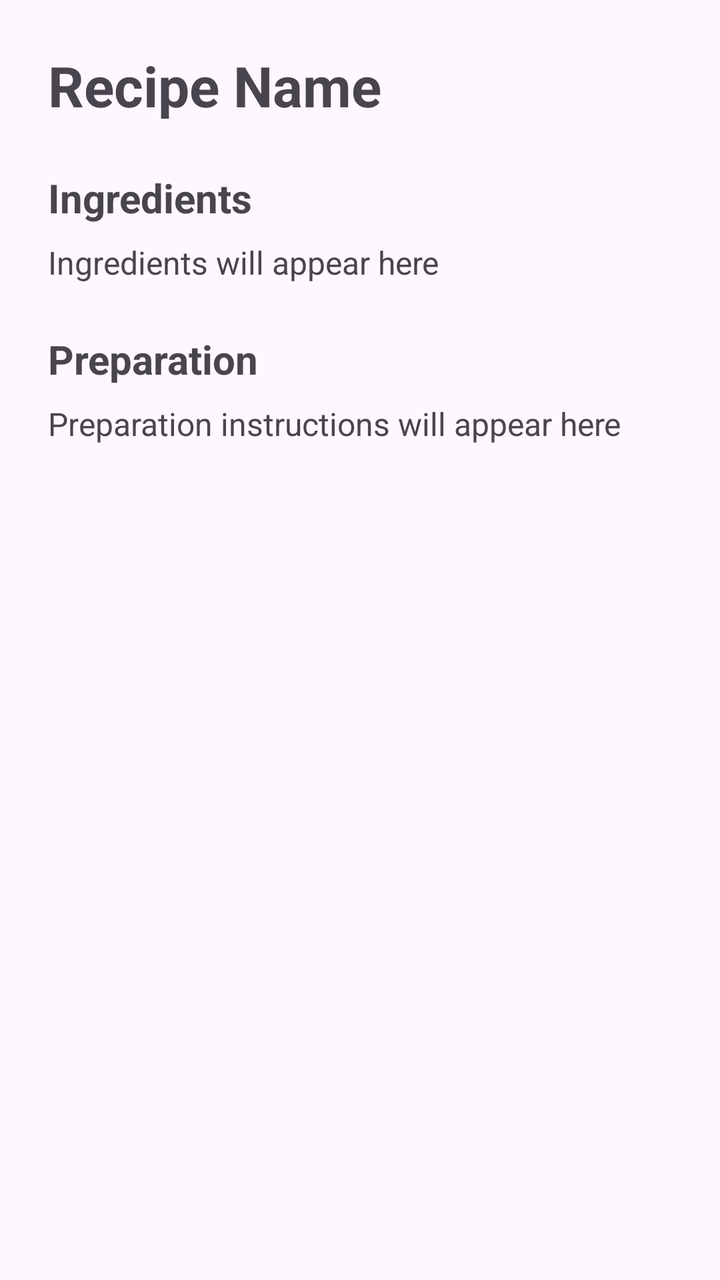
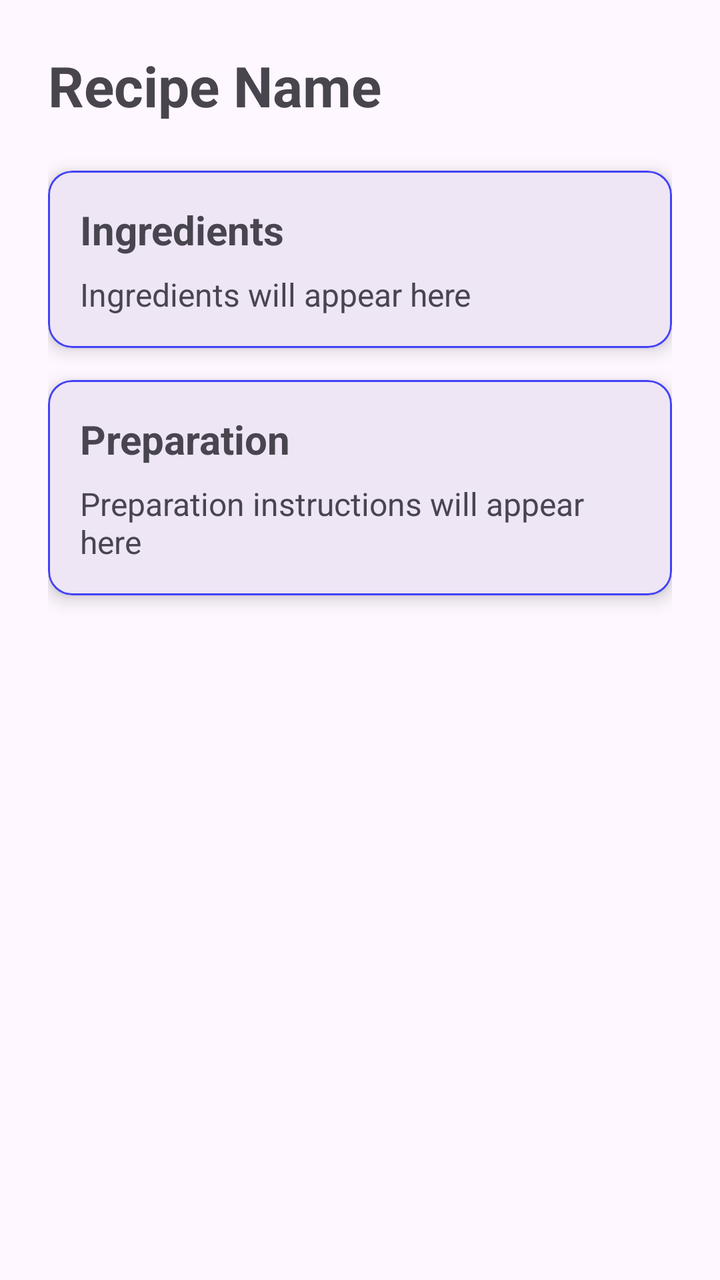

Screens rendered from an Android XML layout before and after an edit, with the pre-edit source and the edit as a unified diff.
<!-- AndroidManifest.xml: application theme Theme.SmartPantryManager -->
<!-- res/layout/activity_recipe_detail.xml -->
<?xml version="1.0" encoding="utf-8"?>
<ScrollView
    xmlns:android="http://schemas.android.com/apk/res/android"
    xmlns:tools="http://schemas.android.com/tools"
    xmlns:app="http://schemas.android.com/apk/res-auto"
    android:id="@+id/main"
    android:layout_width="match_parent"
    android:layout_height="match_parent"
    tools:context=".RecipeDetailActivity"
    android:fillViewport="true">

    <LinearLayout
        android:layout_width="match_parent"
        android:layout_height="wrap_content"
        android:orientation="vertical"
        android:padding="24dp">

        <TextView
            android:id="@+id/tvRecipeDetailName"
            android:layout_width="match_parent"
            android:layout_height="wrap_content"
            android:text="Recipe Name"
            android:textSize="28sp"
            android:textStyle="bold" />

        <TextView
            android:layout_width="match_parent"
            android:layout_height="wrap_content"
            android:layout_marginTop="24dp"
            android:text="Ingredients"
            android:textSize="20sp"
            android:textStyle="bold" />

        <TextView
            android:id="@+id/tvRecipeIngredients"
            android:layout_width="match_parent"
            android:layout_height="wrap_content"
            android:layout_marginTop="8dp"
            android:text="Ingredients will appear here"
            android:textSize="16sp" />

        <TextView
            android:layout_width="match_parent"
            android:layout_height="wrap_content"
            android:layout_marginTop="24dp"
            android:text="Preparation"
            android:textSize="20sp"
            android:textStyle="bold" />

        <TextView
            android:id="@+id/tvPreparationInstructions"
            android:layout_width="match_parent"
            android:layout_height="wrap_content"
            android:layout_marginTop="8dp"
            android:text="Preparation instructions will appear here"
            android:textSize="16sp" />

    </LinearLayout>

  </ScrollView>
<!-- resources referenced by this layout -->
<resources>
  <style name="Theme.SmartPantryManager" parent="Base.Theme.SmartPantryManager" />
  <style name="Base.Theme.SmartPantryManager" parent="Theme.Material3.DayNight.NoActionBar">
          
          
      </style>
</resources>

<!-- the commit's change to res/layout/activity_recipe_detail.xml (unified diff, before → after) -->
@@ -23,10 +23,25 @@
             android:textSize="28sp"
             android:textStyle="bold" />
 
+        <com.google.android.material.card.MaterialCardView
+            android:layout_width="match_parent"
+            android:layout_height="wrap_content"
+            android:layout_marginTop="24dp"
+            app:cardCornerRadius="12dp"
+            app:cardElevation="5dp"
+            app:strokeWidth="1dp"
+            app:strokeColor="#4242F5" >
+
+        <LinearLayout
+            android:layout_width="match_parent"
+            android:layout_height="wrap_content"
+            android:orientation="vertical"
+            android:padding="16dp">
+
         <TextView
             android:layout_width="match_parent"
             android:layout_height="wrap_content"
-            android:layout_marginTop="24dp"
+            android:layout_marginTop="0dp"
             android:text="Ingredients"
             android:textSize="20sp"
             android:textStyle="bold" />
@@ -39,10 +54,30 @@
             android:text="Ingredients will appear here"
             android:textSize="16sp" />
 
+        </LinearLayout>
+
+        </com.google.android.material.card.MaterialCardView>
+
+        <com.google.android.material.card.MaterialCardView
+            android:layout_width="match_parent"
+            android:layout_height="wrap_content"
+            android:layout_marginTop="16dp"
+            android:layout_marginBottom="24dp"
+            app:cardCornerRadius="12dp"
+            app:cardElevation="5dp"
+            app:strokeWidth="1dp"
+            app:strokeColor="#4242F5">
+
+        <LinearLayout
+            android:layout_width="match_parent"
+            android:layout_height="wrap_content"
+            android:orientation="vertical"
+            android:padding="16dp">
+
         <TextView
             android:layout_width="match_parent"
             android:layout_height="wrap_content"
-            android:layout_marginTop="24dp"
+            android:layout_marginTop="0dp"
             android:text="Preparation"
             android:textSize="20sp"
             android:textStyle="bold" />
@@ -55,6 +90,10 @@
             android:text="Preparation instructions will appear here"
             android:textSize="16sp" />
 
+        </LinearLayout>
+
+        </com.google.android.material.card.MaterialCardView>
+
     </LinearLayout>
 
   </ScrollView>
